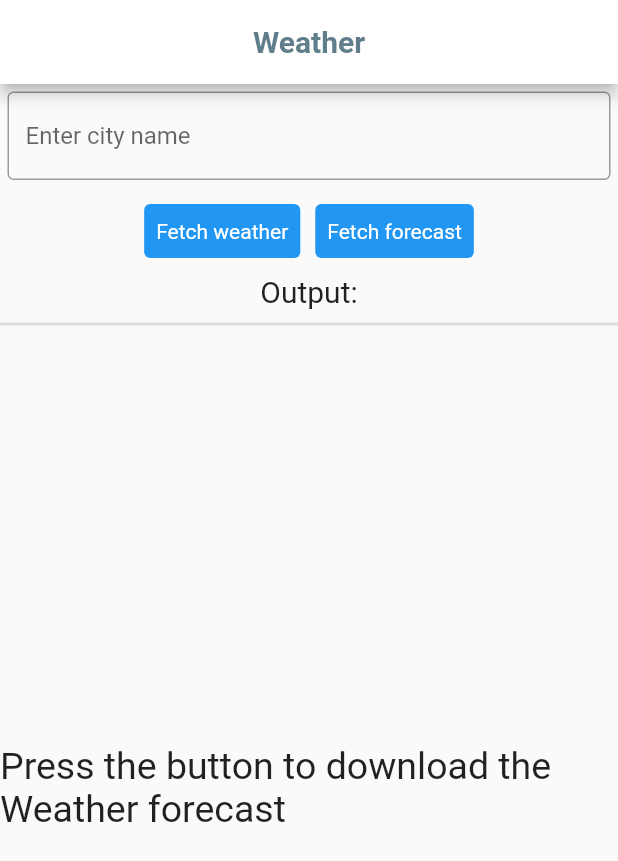
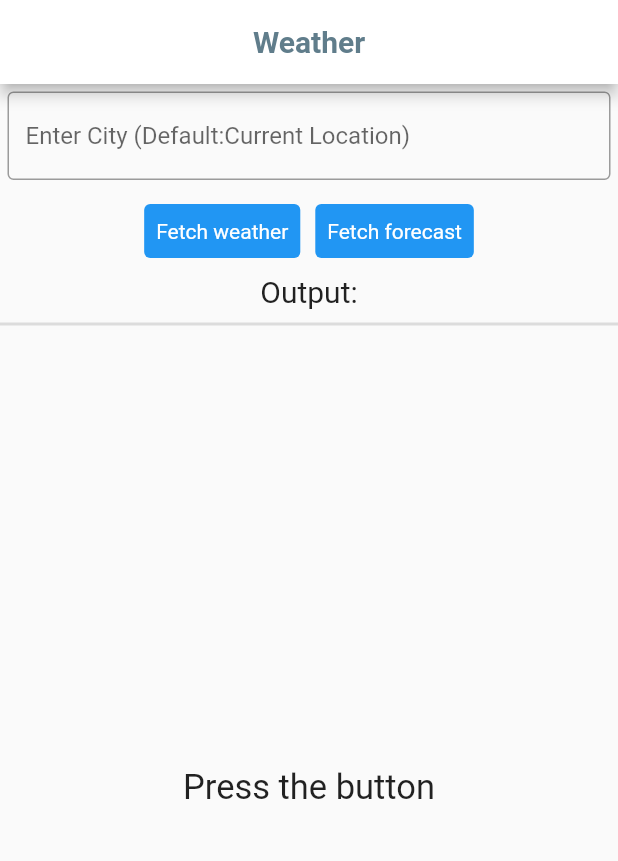
Before and after one commit to MdAkramKhanJehad/SPL_2, a Flutter app: the screen it shows after launch, after a tap on "Current Weather", on a phone screen of 412 x 824 dp. Shown: the top 861 px of the screen. Run offline on Flutter 3.47's test engine with Material 2 defaults, Android fonts, the phone set to English and light mode, and no system bars; our stand-ins replace carousel_slider, cloud_firestore, file_picker, firebase_auth, firebase_core, firebase_storage and 10 more; missing offline and left inert: crypt; accounts and stored records are empty.

Commit message:
Fully Functional Weather feature added

```diff
--- a/lib/weather_forecast.dart
+++ b/lib/weather_forecast.dart
@@ -16,7 +16,7 @@ class WeatherForecast extends StatefulWidget {
 
 class _WeatherForecastState extends State<WeatherForecast> {
   String key = '7029c894ace1201df03d5de86958f262';
-  String _indicator = "Press the button to download the Weather forecast";
+  String _indicator = "Press the button";
   late WeatherFactory ws;
   List<Weather> _data = [];
   AppState _state = AppState.NOT_DOWNLOADED;
@@ -91,11 +91,23 @@ class _WeatherForecastState extends State<WeatherForecast> {
 
   Widget contentFinishedDownload() {
     return Center(
-      child: ListView.separated(
+      child:
+      ListView.separated(
         itemCount: _data.length,
         itemBuilder: (context, index) {
           return ListTile(
-            title: Text(_data[index].toString()),
+            title: Text("${_data[index].areaName.toString()}, ${_data[index].country.toString()} || "
+              "Humidity: ${_data[index].humidity.toString()}",style: TextStyle(fontSize: 14),),
+            subtitle: Text("T:${_data[index].temperature.toString().split(" ")[0]}\u2103 || "
+              "Feels like:${_data[index].tempFeelsLike.toString().split(" ")[0]}\u2103\n"
+              "Max: ${_data[index].tempMax.toString().split(" ")[0]}\u2103 || "
+              "Min: ${_data[index].tempMin.toString().split(" ")[0]}\u2103"),
+            leading:
+            Text("${_data[index].date.toString().split(" ")[0]},\n"
+              "${(_data[index].date.toString().split(" ")[1]).split(".000")[0]}",style: TextStyle(fontSize: 13),)
+            ,
+            trailing:Text("${_data[index].weatherMain},\n${_data[index].weatherDescription}",style: TextStyle(fontSize: 14),),
+
           );
         },
         separatorBuilder: (context, index) {
@@ -124,16 +136,19 @@ class _WeatherForecastState extends State<WeatherForecast> {
 
   Widget contentNotDownloaded(String indicator) {
     return Center(
+      child: Padding(
+        padding: const EdgeInsets.all(14.0),
         child: Column(
           mainAxisAlignment: MainAxisAlignment.center,
           children: <Widget>[
             Text(
               indicator,
               style: TextStyle(
-              fontSize: 25,
+                fontSize: 23,
               ),
             ),
           ],
+        ),
       ),
     );
   }
@@ -170,7 +185,7 @@ class _WeatherForecastState extends State<WeatherForecast> {
               controller: myController,
               decoration: InputDecoration(
                 border: OutlineInputBorder(),
-                hintText: 'Enter city name'),
+                hintText: 'Enter City (Default:Current Location)'),
             )))
       ],
     );
```
Lines whose indentation alone changed are shown as unchanged.
